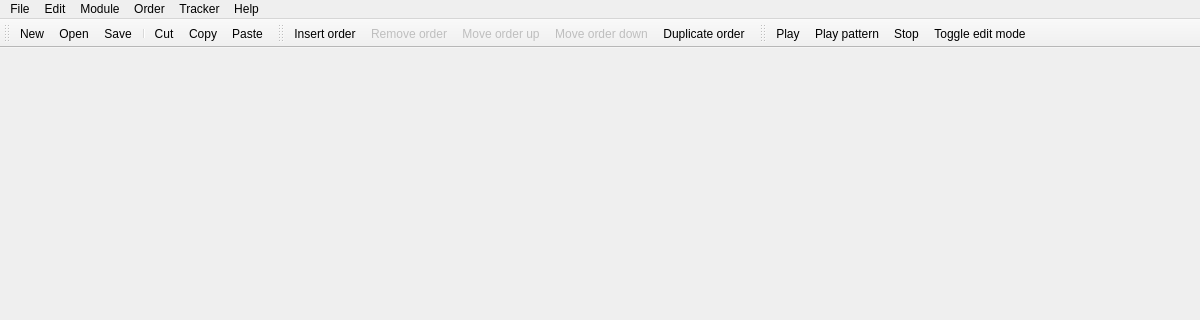
The window that ui/designer/MainWindow.ui (stoneface86/trackerboy) describes before a commit, drawn with Qt 5; both pictures show x 0 to 1200 and y 0 to 320 of the 1200 by 832 pixel window.
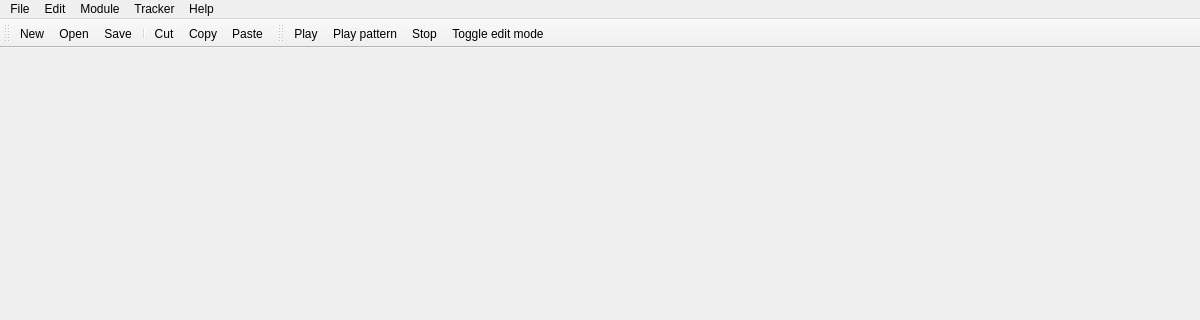
The same window after the commit.

Commit message: OrderWidget no longer uses ui file remove OrderActions (moved to OrderWidget::Actions) add can*** signals to OrderModel for OrderWidget actions MainWindow creates the "Order" menu from OrderWidget

Patch:
```diff
--- a/ui/designer/MainWindow.ui
+++ b/ui/designer/MainWindow.ui
@@ -105,17 +105,6 @@
     <addaction name="actionAbout"/>
     <addaction name="actionAboutQt"/>
    </widget>
-   <widget class="QMenu" name="menuOrder">
-    <property name="title">
-     <string>Order</string>
-    </property>
-    <addaction name="actionInsertOrder"/>
-    <addaction name="actionRemoveOrder"/>
-    <addaction name="actionDuplicateOrder"/>
-    <addaction name="separator"/>
-    <addaction name="actionMoveOrderUp"/>
-    <addaction name="actionMoveOrderDown"/>
-   </widget>
    <widget class="QMenu" name="menuModule">
     <property name="title">
      <string>Module</string>
@@ -129,7 +118,6 @@
    <addaction name="menuFile"/>
    <addaction name="menuEdit"/>
    <addaction name="menuModule"/>
-   <addaction name="menuOrder"/>
    <addaction name="menuTracker"/>
    <addaction name="menuHelp"/>
   </widget>
@@ -158,28 +146,6 @@
    <addaction name="actionCopy"/>
    <addaction name="actionPaste"/>
   </widget>
-  <widget class="QToolBar" name="toolbarOrder">
-   <property name="windowTitle">
-    <string>Order toolbar</string>
-   </property>
-   <property name="iconSize">
-    <size>
-     <width>16</width>
-     <height>16</height>
-    </size>
-   </property>
-   <attribute name="toolBarArea">
-    <enum>TopToolBarArea</enum>
-   </attribute>
-   <attribute name="toolBarBreak">
-    <bool>false</bool>
-   </attribute>
-   <addaction name="actionInsertOrder"/>
-   <addaction name="actionRemoveOrder"/>
-   <addaction name="actionMoveOrderUp"/>
-   <addaction name="actionMoveOrderDown"/>
-   <addaction name="actionDuplicateOrder"/>
-  </widget>
   <widget class="QToolBar" name="toolbarTracker">
    <property name="windowTitle">
     <string>Tracker toolbar</string>
```
The commit also changes 7 other files.
